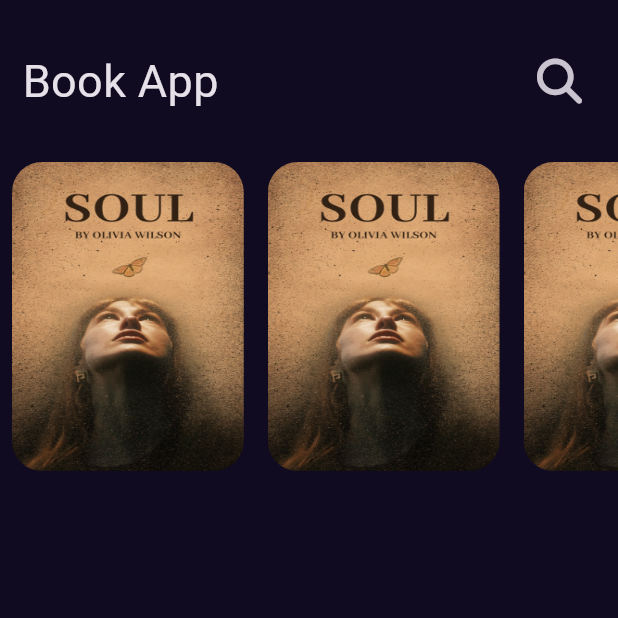
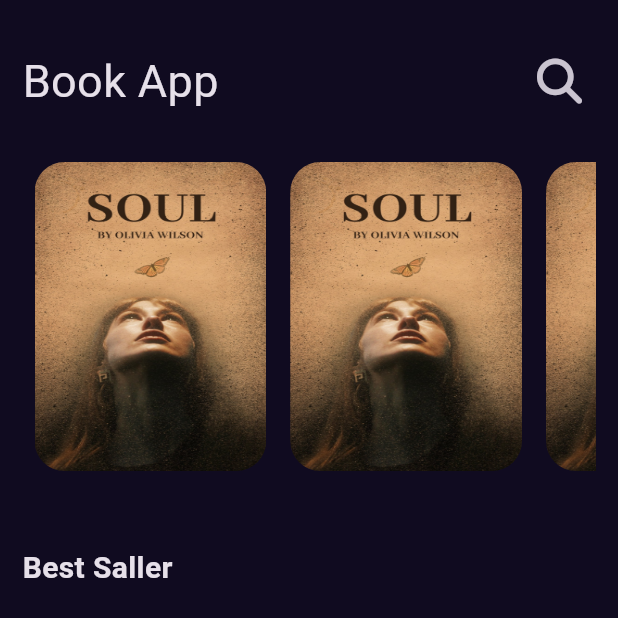
Before and after one commit to EsAm1973/book-store, a Flutter app: the screen it shows after launch, on a phone screen of 412 x 824 dp, the top half of it. Run offline on Flutter 3.47's test engine with Material 3 defaults, Android fonts, the phone set to English and light mode, and no system bars; our stand-ins replace font_awesome_flutter, get.

Commit message:
create styles file and add title to home view

```diff
--- /dev/null
+++ b/lib/Core/utils/styles.dart
@@ -0,0 +1,9 @@
+import 'dart:ui';
+import 'package:flutter/material.dart';
+
+abstract class Styles {
+  static const titleMeidum = TextStyle(
+    fontSize: 20,
+    fontWeight: FontWeight.w600,
+  );
+}
--- a/lib/Features/home/presentation/views/widgets/custom_app_bar.dart
+++ b/lib/Features/home/presentation/views/widgets/custom_app_bar.dart
@@ -7,7 +7,7 @@ class CustomAppBar extends StatelessWidget {
   @override
   Widget build(BuildContext context) {
     return Padding(
-      padding: const EdgeInsets.symmetric(horizontal: 15, vertical: 30),
+      padding: const EdgeInsets.symmetric(vertical: 30),
       child: Row(
         mainAxisAlignment: MainAxisAlignment.spaceBetween,
         children: [
--- a/lib/Features/home/presentation/views/widgets/home_view_body.dart
+++ b/lib/Features/home/presentation/views/widgets/home_view_body.dart
@@ -1,3 +1,4 @@
+import 'package:bookly_app/Core/utils/styles.dart';
 import 'package:bookly_app/Features/home/presentation/views/widgets/custom_app_bar.dart';
 import 'package:bookly_app/Features/home/presentation/views/widgets/custom_listview.dart';
 import 'package:flutter/material.dart';
@@ -8,11 +9,22 @@ class HomeViewBody extends StatelessWidget {
   @override
   Widget build(BuildContext context) {
     return const SafeArea(
-      child: Column(
-        children: [
-          CustomAppBar(),
-          CustomListView(),
-        ],
+      child: Padding(
+        padding: EdgeInsets.symmetric(horizontal: 15),
+        child: Column(
+          crossAxisAlignment: CrossAxisAlignment.start,
+          children: [
+            CustomAppBar(),
+            CustomListView(),
+            SizedBox(
+              height: 50,
+            ),
+            Text(
+              'Best Saller',
+              style: Styles.titleMeidum,
+            )
+          ],
+        ),
       ),
     );
   }
--- a/lib/Features/splash/presentation/views/widgets/splash_view_body.dart
+++ b/lib/Features/splash/presentation/views/widgets/splash_view_body.dart
@@ -1,4 +1,4 @@
-import 'package:bookly_app/Core/utils/Assets/assets.dart';
+import 'package:bookly_app/Core/utils/assets.dart';
 import 'package:bookly_app/Features/home/presentation/views/home_view.dart';
 import 'package:bookly_app/constants.dart';
 import 'package:flutter/material.dart';
```
Also changed, not shown: lib/Core/utils/assets.dart (renamed from lib/Core/utils/Assets/assets.dart).
